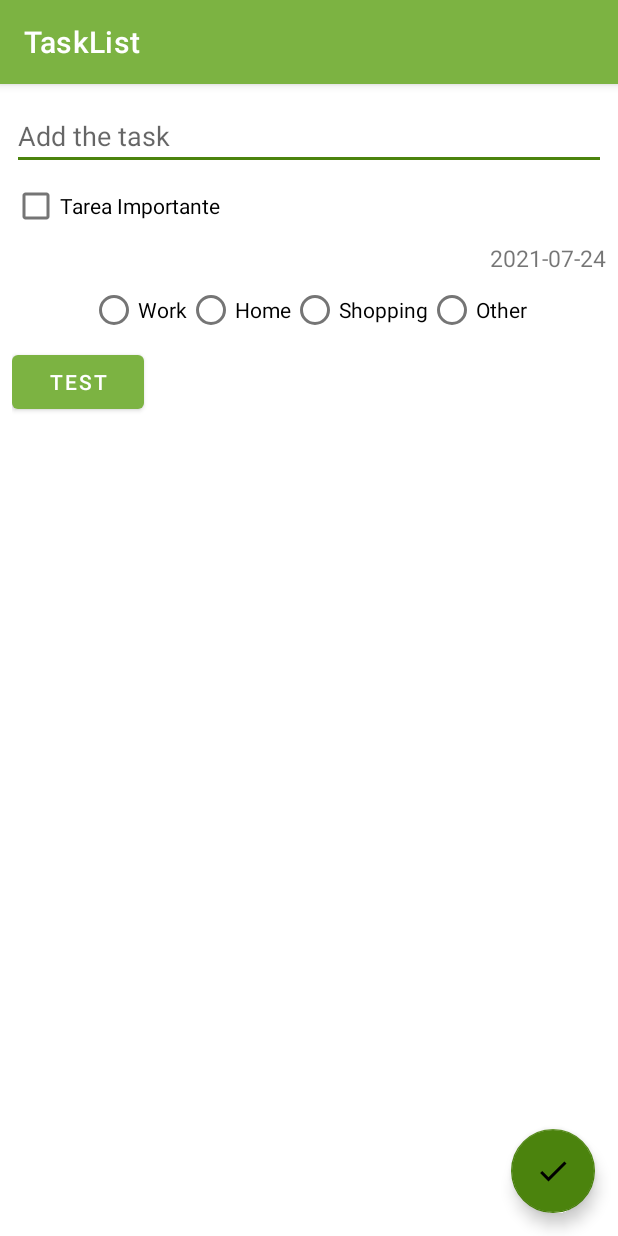
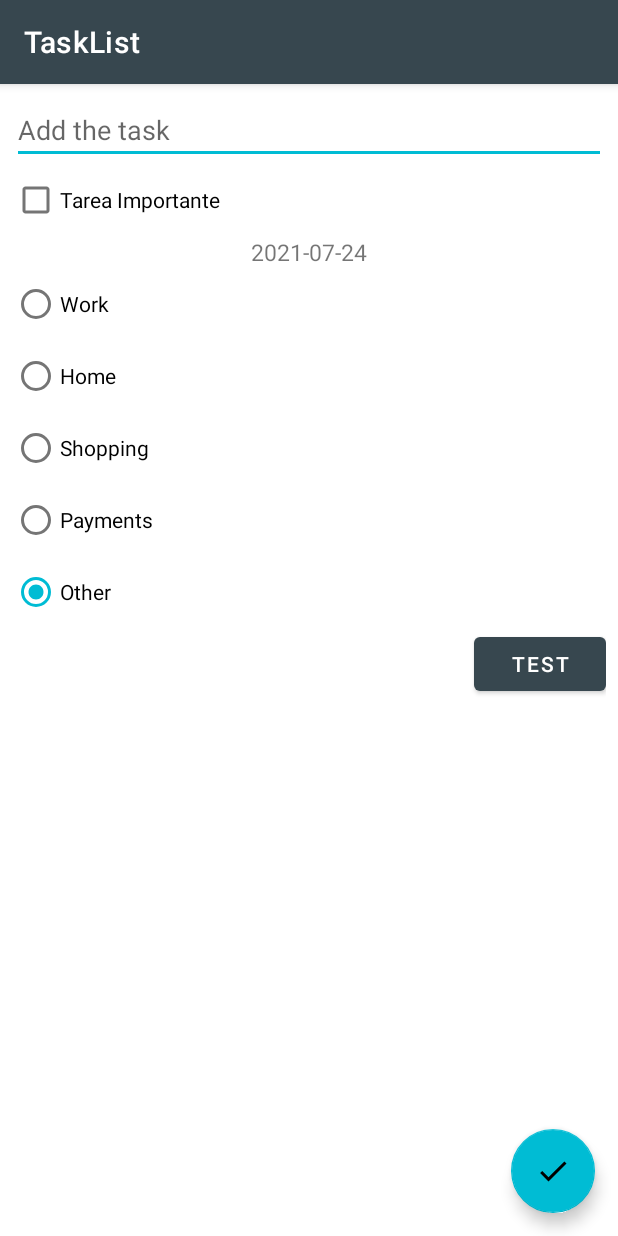
Before and after one commit to thinkcode-yanez/TaskList, an Android app: the screen it shows after launch (InsertTareaActivity), after a tap on an icon or button, on a phone screen of 412 x 824 dp. Run offline under Robolectric (Android 15) with nearby library versions, the phone set to English and light mode, and no system bars; our stand-ins replace Room's generated code; 1 other tap on this screen came first.

Commit message:
Actualizacion del dia 23. Correcion de 2 bugs y aplicacion de tema final.

```diff
--- a/app/src/main/java/com/thinkcode/tasklist/ui/InsertTareaActivity.kt
+++ b/app/src/main/java/com/thinkcode/tasklist/ui/InsertTareaActivity.kt
@@ -31,6 +31,9 @@ class InsertTareaActivity : AppCompatActivity(), BorrarDialogo.BorrarListener {
         dialogo = BorrarDialogo(this)//inicializar dialogo
         binding.tvFechacreada.text = currentDateTime!!.format(DateTimeFormatter.ISO_DATE)
 
+        //Agregamos una categoria por defaul
+        binding.rbOther.isChecked=true
+
         tareaViewModel.operacion = intent.getStringExtra(Constantes.OPERACION_KEY)!!
 
 
@@ -40,8 +43,8 @@ class InsertTareaActivity : AppCompatActivity(), BorrarDialogo.BorrarListener {
             //Radiobutton
             val checkCategoryGroup = binding.radioGroup.checkedRadioButtonId
             val category = findViewById<RadioButton>(checkCategoryGroup)
+            val fecha = binding.tvFechacreada.text.toString()
 
-            val fecha = binding.tvFechacreada.text.toString()
             tareaViewModel.guardarTarea(tareaname, prioridad, fecha, category)
 
         }
@@ -105,6 +108,7 @@ class InsertTareaActivity : AppCompatActivity(), BorrarDialogo.BorrarListener {
             "Work" -> binding.rbWork.isChecked = true
             "Home" -> binding.rbHome.isChecked = true
             "Shopping" -> binding.rbShop.isChecked = true
+            "Payments" -> binding.rbPay.isChecked=true
             "Other" -> binding.rbOther.isChecked = true
             else -> {
                 Toast.makeText(this, "No se selectiono ninguna Categoria", Toast.LENGTH_LONG).show()
--- a/app/src/main/java/com/thinkcode/tasklist/viewmodels/MainViewModel.kt
+++ b/app/src/main/java/com/thinkcode/tasklist/viewmodels/MainViewModel.kt
@@ -23,16 +23,6 @@ class MainViewModel : ViewModel() {
         viewModelScope.launch {
 
             tareasList.value = withContext(Dispatchers.IO) {
-                /*  db.tareasDao().insertTarea(arrayListOf<Tarea>(
-
-                       Tarea("Dua sadfksjdf sdlfkjasdflkjsdfk asdlfj", prioridad = true, realizado = true, "2021 07 19",0),
-                       Tarea("Jessica sdfasdfsdf sdafsd f sdsdfasdf", prioridad = false, realizado = true, "2021 07 19",0),
-                       Tarea("Dua asffsdf sadfsdf asf", prioridad = true, realizado = true, "2021 07 19",0),
-                       Tarea("Jessica asdfsf df sf", prioridad = false, realizado = true, "2021 07 19",0),
-                       Tarea("Dua", prioridad = true, realizado = true, "2021 07 19",0),
-                       Tarea("Jessicaas dfsfsd sf sdfsdfs f", prioridad = false, realizado = true, "2021 07 21",0)
-
-                   ))*/
                 db.tareasDao().getAll()
             }!!
 
@@ -122,5 +112,15 @@ class MainViewModel : ViewModel() {
 
     }
 
+    fun ordenarPorFecha():List<Tarea>{
+        val tarea= tareasList.value!!.toMutableList()
+
+        tarea.sortBy {it.fecha}
+        tarea.reverse()
+
+      return tarea
+
+    }
+
 
 }
--- a/app/src/main/res/drawable/ic_delete.xml
+++ b/app/src/main/res/drawable/ic_delete.xml
@@ -1,4 +1,4 @@
-<vector android:height="24dp" android:tint="#6200EA"
+<vector android:height="24dp" android:tint="#F2F1F4"
     android:viewportHeight="24" android:viewportWidth="24"
     android:width="24dp" xmlns:android="http://schemas.android.com/apk/res/android">
     <path android:fillColor="@android:color/white" android:pathData="M6,19c0,1.1 0.9,2 2,2h8c1.1,0 2,-0.9 2,-2L18,7L6,7v12zM8.46,11.88l1.41,-1.41L12,12.59l2.12,-2.12 1.41,1.41L13.41,14l2.12,2.12 -1.41,1.41L12,15.41l-2.12,2.12 -1.41,-1.41L10.59,14l-2.13,-2.12zM15.5,4l-1,-1h-5l-1,1L5,4v2h14L19,4z"/>
--- /dev/null
+++ b/app/src/main/res/drawable/ic_down.xml
@@ -0,0 +1,5 @@
+<vector android:height="24dp" android:tint="#FFAB00"
+    android:viewportHeight="24" android:viewportWidth="24"
+    android:width="24dp" xmlns:android="http://schemas.android.com/apk/res/android">
+    <path android:fillColor="@android:color/white" android:pathData="M16.59,8.59L12,13.17 7.41,8.59 6,10l6,6 6,-6z"/>
+</vector>
--- a/app/src/main/res/drawable/ic_search.xml
+++ b/app/src/main/res/drawable/ic_search.xml
@@ -1,4 +1,4 @@
-<vector android:height="24dp" android:tint="#0046D2"
+<vector android:height="24dp" android:tint="#FF6D00"
     android:viewportHeight="24" android:viewportWidth="24"
     android:width="24dp" xmlns:android="http://schemas.android.com/apk/res/android">
     <path android:fillColor="@android:color/white" android:pathData="M15.5,14h-0.79l-0.28,-0.27C15.41,12.59 16,11.11 16,9.5 16,5.91 13.09,3 9.5,3S3,5.91 3,9.5 5.91,16 9.5,16c1.61,0 3.09,-0.59 4.23,-1.57l0.27,0.28v0.79l5,4.99L20.49,19l-4.99,-5zM9.5,14C7.01,14 5,11.99 5,9.5S7.01,5 9.5,5 14,7.01 14,9.5 11.99,14 9.5,14z"/>
--- /dev/null
+++ b/app/src/main/res/drawable/ic_up.xml
@@ -0,0 +1,5 @@
+<vector android:height="24dp" android:tint="#FFAB00"
+    android:viewportHeight="24" android:viewportWidth="24"
+    android:width="24dp" xmlns:android="http://schemas.android.com/apk/res/android">
+    <path android:fillColor="@android:color/white" android:pathData="M12,8l-6,6 1.41,1.41L12,10.83l4.59,4.58L18,14z"/>
+</vector>
--- a/app/src/main/res/layout/activity_insert_tarea.xml
+++ b/app/src/main/res/layout/activity_insert_tarea.xml
@@ -1,5 +1,6 @@
 <?xml version="1.0" encoding="utf-8"?>
-<androidx.coordinatorlayout.widget.CoordinatorLayout xmlns:android="http://schemas.android.com/apk/res/android"
+<androidx.constraintlayout.widget.ConstraintLayout xmlns:android="http://schemas.android.com/apk/res/android"
+    xmlns:app="http://schemas.android.com/apk/res-auto"
     xmlns:tools="http://schemas.android.com/tools"
     android:layout_width="match_parent"
     android:layout_height="match_parent">
@@ -7,9 +8,11 @@
     <LinearLayout
         android:layout_width="match_parent"
         android:layout_height="wrap_content"
-        android:layout_marginTop="4dp"
         android:orientation="vertical"
-        android:padding="8dp">
+        android:padding="8dp"
+        app:layout_constraintEnd_toEndOf="parent"
+        app:layout_constraintStart_toStartOf="parent"
+        app:layout_constraintTop_toTopOf="parent">
 
         <EditText
             android:id="@+id/et_InputTarea"
@@ -29,10 +32,9 @@
             android:id="@+id/tv_fechacreada"
             android:layout_width="wrap_content"
             android:layout_height="wrap_content"
-                android:layout_gravity="end"
+            android:layout_gravity="center_horizontal"
             android:textSize="15sp"
             tools:text="Date created: " />
-
 
 
         <LinearLayout
@@ -59,42 +61,56 @@
                 android:text="Borrar" />
 
         </LinearLayout>
+
         <RadioGroup
             android:id="@+id/radioGroup"
-            android:layout_width="match_parent"
+            android:layout_width="wrap_content"
             android:layout_height="wrap_content"
-            android:gravity="center_horizontal"
-            android:orientation="horizontal">
+            android:orientation="vertical">
+
+
             <RadioButton
                 android:id="@+id/rbWork"
-                android:text="Work"
                 android:layout_width="wrap_content"
-                android:layout_height="wrap_content"/>
+                android:layout_height="wrap_content"
+                android:text="Work" />
+
             <RadioButton
                 android:id="@+id/rbHome"
-                android:text="Home"
                 android:layout_width="wrap_content"
-                android:layout_height="wrap_content"/>
+                android:layout_height="wrap_content"
+                android:text="Home" />
+
             <RadioButton
                 android:id="@+id/rbShop"
-                android:text="Shopping"
                 android:layout_width="wrap_content"
-                android:layout_height="wrap_content"/>
+                android:layout_height="wrap_content"
+                android:text="Shopping" />
+
+
+            <RadioButton
+                android:id="@+id/rbPay"
+                android:layout_width="wrap_content"
+                android:layout_height="wrap_content"
+                android:text="Payments" />
+
             <RadioButton
                 android:id="@+id/rbOther"
-                android:text="Other"
                 android:layout_width="wrap_content"
-                android:layout_height="wrap_content"/>
+                android:layout_height="wrap_content"
+                android:text="Other" />
+
 
         </RadioGroup>
+
         <Button
             android:id="@+id/btntest"
+            android:layout_width="wrap_content"
+            android:layout_height="wrap_content"
             android:text="test"
-            android:layout_width="wrap_content"
-            android:layout_height="wrap_content"/>
+            android:layout_gravity="end"/>
 
     </LinearLayout>
-
 
 
     <com.google.android.material.floatingactionbutton.FloatingActionButton
@@ -103,6 +119,9 @@
         android:layout_height="wrap_content"
         android:layout_gravity="bottom|end"
         android:layout_margin="15dp"
-        android:src="@drawable/ic_check" />
+        android:layout_marginEnd="355dp"
+        android:src="@drawable/ic_check"
+        app:layout_constraintBottom_toBottomOf="parent"
+        app:layout_constraintEnd_toEndOf="parent" />
 
-</androidx.coordinatorlayout.widget.CoordinatorLayout>
+</androidx.constraintlayout.widget.ConstraintLayout>
--- a/app/src/main/res/menu/nav_menu.xml
+++ b/app/src/main/res/menu/nav_menu.xml
@@ -28,6 +28,10 @@
         android:icon="@drawable/ic_delete"
         android:title="Mostrar Shopping"
         app:showAsAction="never"/>
+    <item android:id="@+id/nav_Payments"
+        android:icon="@drawable/ic_delete"
+        android:title="Mostrar Payments"
+        app:showAsAction="never"/>
 
 
 </menu>
--- a/app/src/main/res/values/colors.xml
+++ b/app/src/main/res/values/colors.xml
@@ -1,10 +1,10 @@
 <?xml version="1.0" encoding="utf-8"?>
 <resources>
-    <color name="purple_200">#ffffa6</color>
-    <color name="purple_500">#7cb342</color>
-    <color name="purple_700">#aee571</color>
-    <color name="teal_200">#4b830d</color>
-    <color name="teal_700">#7ecb20</color>
+    <color name="purple_200">#F4F4E2</color>
+    <color name="purple_500">#37474f</color>
+    <color name="purple_700">#102027</color>
+    <color name="teal_200">#00bcd4</color>
+    <color name="teal_700">#008ba3</color>
     <color name="black">#FF000000</color>
     <color name="white">#FFFFFFFF</color>
 </resources>
--- a/app/src/main/res/values/strings.xml
+++ b/app/src/main/res/values/strings.xml
@@ -4,4 +4,5 @@
     <string name="borrar_tarea">Borrar Tarea?</string>
     <string name="yes">Si, Aceptar.</string>
     <string name="cancel">Cancelar</string>
+    <string name="search_task">Search Task</string>
 </resources>
```
Also changed, not shown: app/src/main/java/com/thinkcode/tasklist/MainActivity.kt (+25 -13 lines), app/src/main/java/com/thinkcode/tasklist/adapters/TareaAdapter.kt (+36 -30 lines), app/src/main/res/drawable/left_corner_bg.xml (added, +7 -0 lines), app/src/main/res/drawable/rounded_button.xml (added, +20 -0 lines), app/src/main/res/layout/activity_main.xml (+29 -11 lines). Lines whose indentation alone changed are shown as unchanged.
